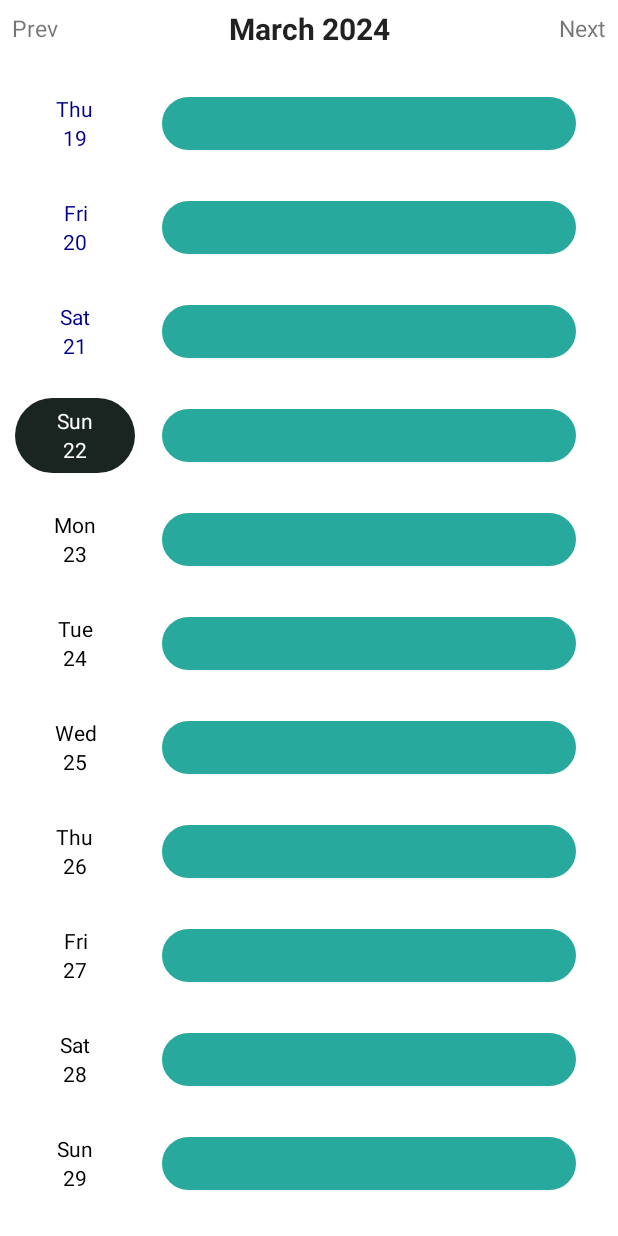
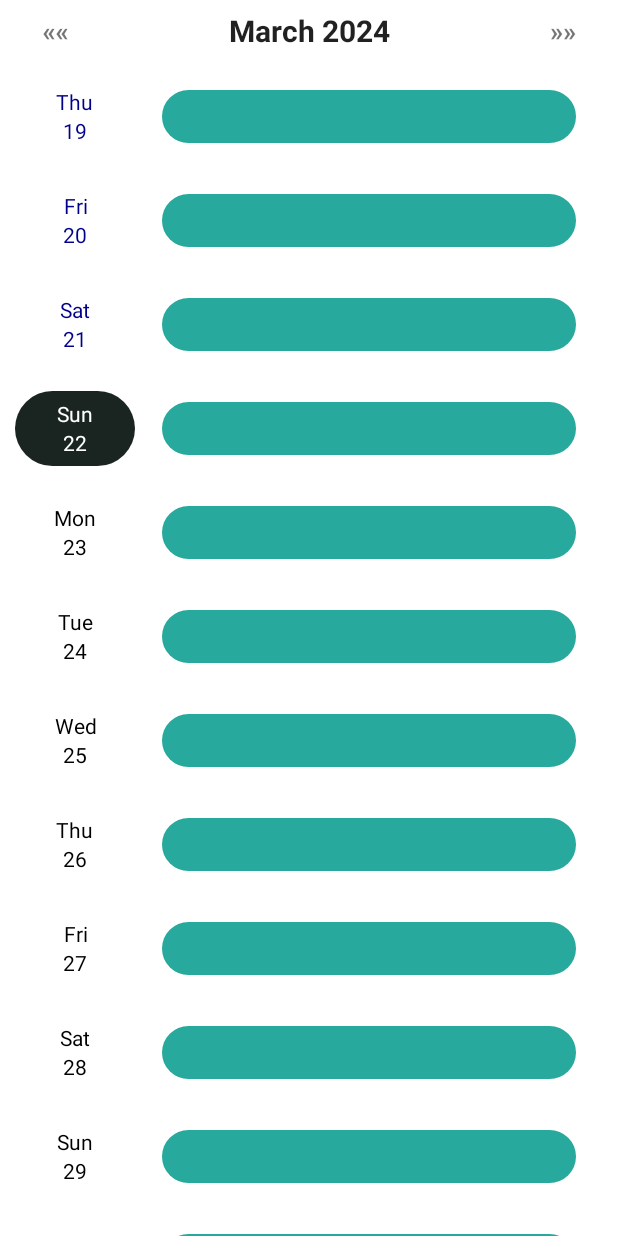
Before and after one commit to shivam-sharma02/Calendar-APP, an Android app: the screen it shows after launch (MainActivity), on a phone screen of 412 x 824 dp. Run offline under Robolectric (Android 15) with nearby library versions, the phone set to English and light mode, and no system bars; our stand-ins replace Room's generated code.

Commit message:
main page UI improvement

```diff
--- a/app/src/main/res/layout/activity_main.xml
+++ b/app/src/main/res/layout/activity_main.xml
@@ -24,12 +24,13 @@
             android:layout_width="wrap_content"
             android:layout_height="wrap_content"
             android:layout_margin="8dp"
-            android:layout_marginStart="40dp"
-            android:text="Prev"
-            android:textSize="15sp"
-            app:layout_constraintBottom_toBottomOf="parent"
-            app:layout_constraintStart_toStartOf="parent"
-            app:layout_constraintTop_toTopOf="parent"
+            android:paddingStart="20dp"
+            android:textStyle="bold"
+            android:text="&#171;&#171;"
+            android:textSize="18sp"
+            app:layout_constraintBottom_toBottomOf="@id/constraintLayout"
+            app:layout_constraintStart_toStartOf="@id/constraintLayout"
+            app:layout_constraintTop_toTopOf="@id/constraintLayout"
             app:layout_constraintVertical_bias="0.75" />
 
         <TextView
@@ -41,23 +42,24 @@
             android:textAppearance="@android:style/TextAppearance.Medium"
             android:textSize="20sp"
             android:textStyle="bold"
-            app:layout_constraintBottom_toBottomOf="parent"
-            app:layout_constraintEnd_toEndOf="parent"
-            app:layout_constraintStart_toStartOf="parent"
-            app:layout_constraintTop_toTopOf="parent" />
+            app:layout_constraintBottom_toBottomOf="@id/constraintLayout"
+            app:layout_constraintEnd_toStartOf="@id/calendar_next_button"
+            app:layout_constraintStart_toEndOf="@id/calendar_prev_button"
+            app:layout_constraintTop_toTopOf="@id/constraintLayout" />
 
 
         <TextView
             android:id="@+id/calendar_next_button"
             android:layout_width="wrap_content"
-            android:layout_height="wrap_content"
+            android:layout_height="0dp"
             android:layout_margin="8dp"
-            android:layout_marginEnd="36dp"
-            android:text="Next"
-            android:textSize="15sp"
-            app:layout_constraintBottom_toBottomOf="parent"
-            app:layout_constraintEnd_toEndOf="parent"
-            app:layout_constraintTop_toTopOf="parent"
+            android:paddingEnd="20dp"
+            android:text="&#187;&#187;"
+            android:textStyle="bold"
+            android:textSize="18sp"
+            app:layout_constraintBottom_toBottomOf="@id/constraintLayout"
+            app:layout_constraintEnd_toEndOf="@id/constraintLayout"
+            app:layout_constraintTop_toTopOf="@id/constraintLayout"
             app:layout_constraintVertical_bias="0.511" />
     </androidx.constraintlayout.widget.ConstraintLayout>
 
@@ -65,7 +67,7 @@
         android:id="@+id/calendar_recycler_view"
         android:layout_width="0dp"
         android:layout_height="0dp"
-        android:layout_marginTop="20dp"
+        android:layout_marginTop="12dp"
         app:layout_constraintBottom_toBottomOf="parent"
         app:layout_constraintEnd_toEndOf="parent"
         app:layout_constraintStart_toStartOf="parent"
```
